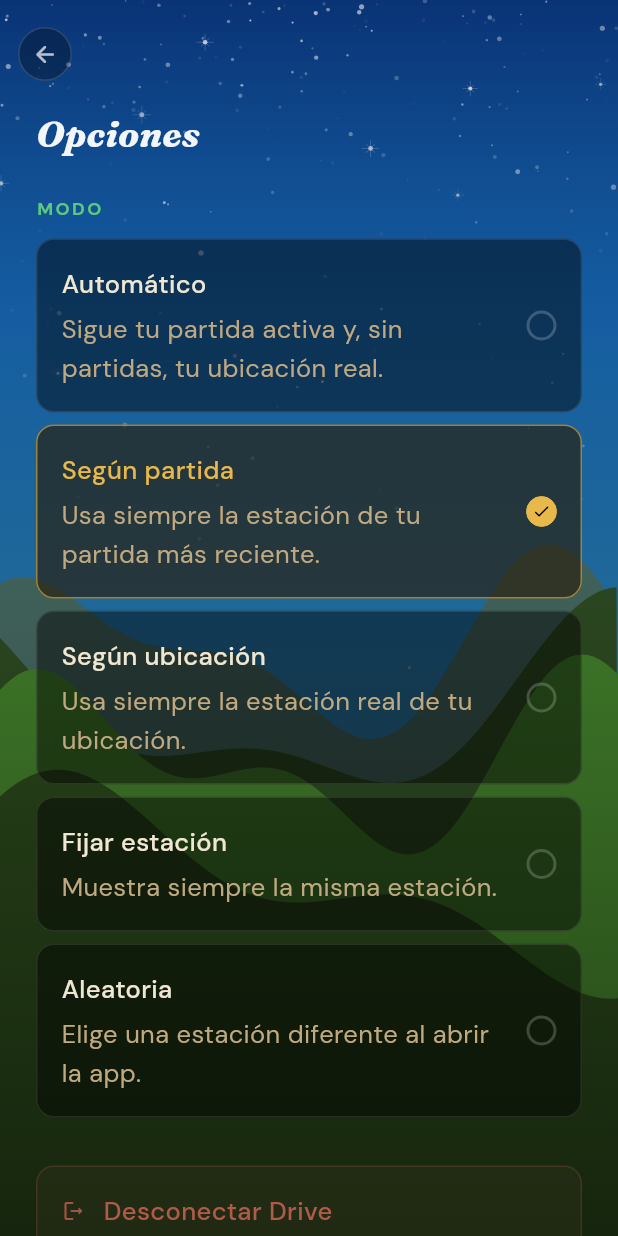
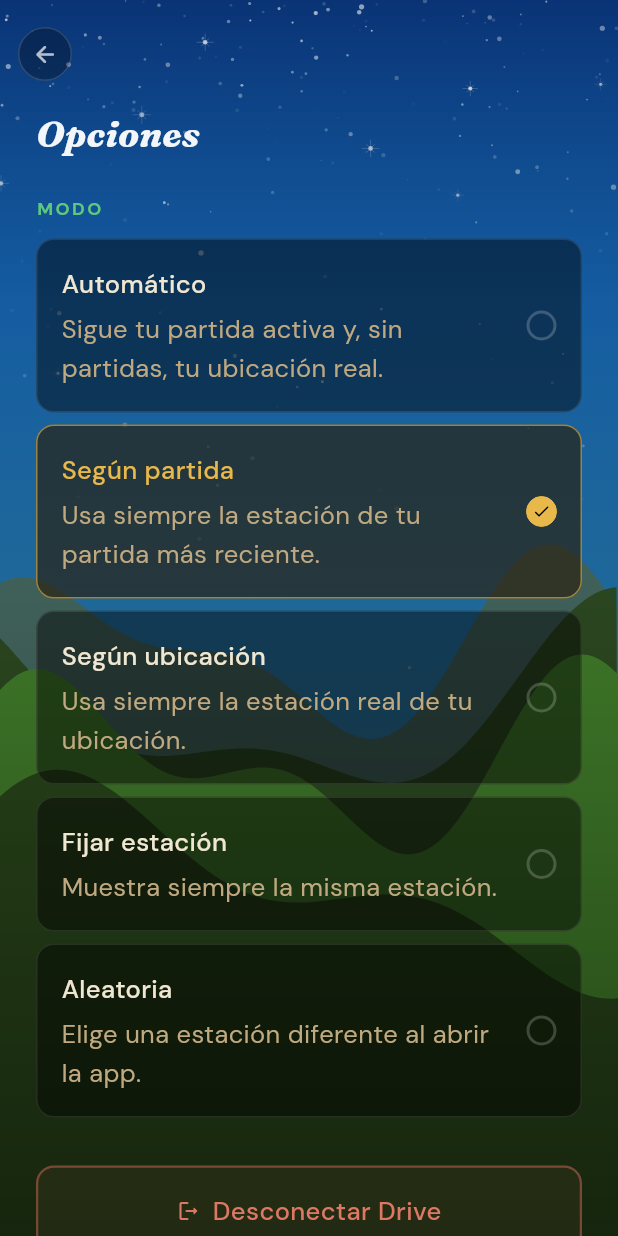
Before and after one commit to hirieo/valleysave-app, a Flutter app: the SettingsScreen screen opened directly, after a tap on "Según partida", on a phone screen of 412 x 824 dp. Run offline on Flutter 3.47's test engine with Material 3 defaults, Android fonts, the phone set to English and light mode, and no system bars; our stand-ins replace flutter_dotenv, flutter_secure_storage, flutter_svg, geolocator, google_fonts, google_sign_in and 2 more; missing offline and left inert: android_intent_plus, extension_google_sign_in_as_googleapis_auth, googleapis, shizuku_api; accounts and stored records are empty.

Commit message:
feat: improve disconnect button visibility and centering
Stronger border (1.5px, alpha 0.55), centered icon+text,
matches _modeTile padding/radius. Confirmation dialog unchanged.

Co-Authored-By: Claude Sonnet 4.6 <noreply@anthropic.com>

```diff
--- a/lib/features/settings/settings_screen.dart
+++ b/lib/features/settings/settings_screen.dart
@@ -265,24 +265,26 @@ class _SettingsScreenState extends State<SettingsScreen> {
                             child: Container(
                               padding: const EdgeInsets.all(16),
                               decoration: BoxDecoration(
-                                color: const Color(0xFFC06050).withValues(alpha: 0.06),
+                                color: const Color(0xFFC06050).withValues(alpha: 0.07),
                                 borderRadius: BorderRadius.circular(12),
                                 border: Border.all(
-                                  color: const Color(0xFFC06050).withValues(alpha: 0.20),
+                                  color: const Color(0xFFC06050).withValues(alpha: 0.55),
+                                  width: 1.5,
                                 ),
                               ),
                               child: Row(
+                                mainAxisAlignment: MainAxisAlignment.center,
                                 children: [
                                   Icon(
                                     Icons.logout_rounded,
                                     size: 16,
-                                    color: const Color(0xFFC06050).withValues(alpha: 0.80),
+                                    color: const Color(0xFFDC7864),
                                   ),
-                                  const SizedBox(width: 12),
+                                  const SizedBox(width: 8),
                                   Text(
                                     'Desconectar Drive',
                                     style: AppTypography.bodyStrong(
-                                      color: const Color(0xFFC06050).withValues(alpha: 0.90),
+                                      color: const Color(0xFFDC7864),
                                     ),
                                   ),
                                 ],
```
